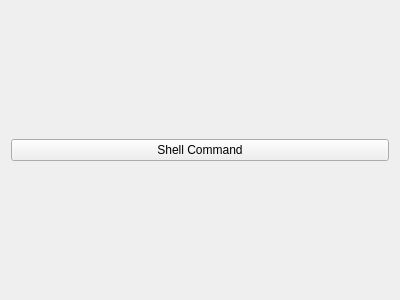
The window that examples/shell_command/shell_command.ui (slaclab/pydm) describes before a commit, drawn with Qt 5.
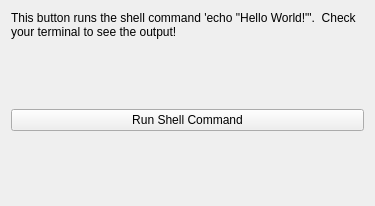
The same window after the commit. Custom widgets are drawn as their Qt base class.

What changed in the file:
```diff
--- a/examples/shell_command/shell_command.ui
+++ b/examples/shell_command/shell_command.ui
@@ -6,14 +6,43 @@
    <rect>
     <x>0</x>
     <y>0</y>
-    <width>400</width>
-    <height>300</height>
+    <width>375</width>
+    <height>206</height>
    </rect>
   </property>
   <property name="windowTitle">
    <string>Form</string>
   </property>
-  <layout class="QHBoxLayout" name="horizontalLayout">
+  <layout class="QVBoxLayout" name="verticalLayout">
+   <item>
+    <widget class="QLabel" name="label">
+     <property name="sizePolicy">
+      <sizepolicy hsizetype="Preferred" vsizetype="Maximum">
+       <horstretch>0</horstretch>
+       <verstretch>0</verstretch>
+      </sizepolicy>
+     </property>
+     <property name="text">
+      <string>This button runs the shell command 'echo &quot;Hello World!&quot;'.  Check your terminal to see the output!</string>
+     </property>
+     <property name="wordWrap">
+      <bool>true</bool>
+     </property>
+    </widget>
+   </item>
+   <item>
+    <spacer name="verticalSpacer_2">
+     <property name="orientation">
+      <enum>Qt::Vertical</enum>
+     </property>
+     <property name="sizeHint" stdset="0">
+      <size>
+       <width>20</width>
+       <height>40</height>
+      </size>
+     </property>
+    </spacer>
+   </item>
    <item>
     <widget class="PyDMShellCommand" name="PyDMShellCommand">
      <property name="toolTip">
@@ -23,13 +52,26 @@
       <string/>
      </property>
      <property name="text">
-      <string>Shell Command</string>
+      <string>Run Shell Command</string>
      </property>
      <property name="command">
       <string>echo &quot;Hello World!&quot;</string>
      </property>
     </widget>
    </item>
+   <item>
+    <spacer name="verticalSpacer">
+     <property name="orientation">
+      <enum>Qt::Vertical</enum>
+     </property>
+     <property name="sizeHint" stdset="0">
+      <size>
+       <width>20</width>
+       <height>40</height>
+      </size>
+     </property>
+    </spacer>
+   </item>
   </layout>
  </widget>
  <customwidgets>
```
Left out of the diff: 2 changed lines with no effect on the pictures.
